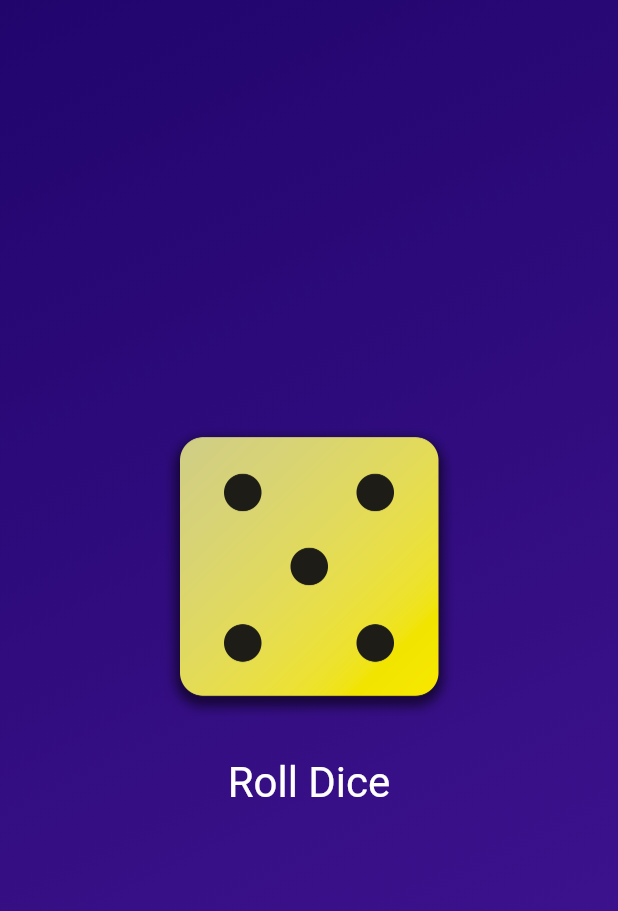
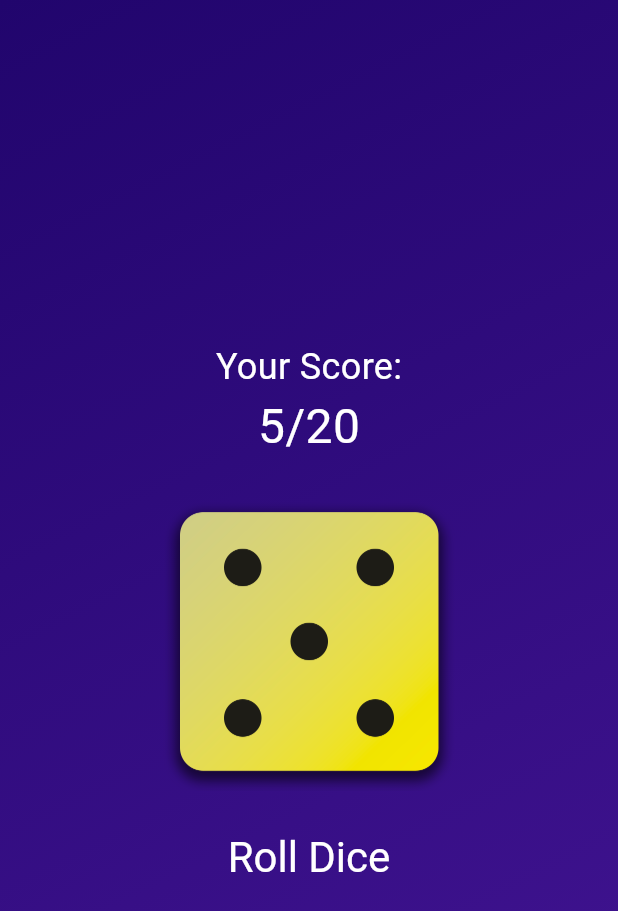
Before and after one commit to rogerchang1108/Dice-Rolling-App-with-Flutter, a Flutter app: the screen it shows after launch, after a tap on "Roll Dice", on a phone screen of 412 x 824 dp. Shown: the top 911 px of the screen. Run offline on Flutter 3.47's test engine with Material 3 defaults, Android fonts, the phone set to English and light mode, and no system bars.

Commit message:
Add Features: Score-count & replay

```diff
--- a/lib/dice_roller.dart
+++ b/lib/dice_roller.dart
@@ -15,26 +15,59 @@ class DiceRoller extends StatefulWidget {
 
 class _DiceRollerState extends State<DiceRoller> {
   var currentDiceRoll = 2;
+  int rollCount = 0;
+  List<int> diceRolls = List.filled(5, 0);
 
   void rollDice() {
     setState(() {
-      currentDiceRoll = randomizer.nextInt(6) + 1;
-      // print('${currentDiceRoll}');
+      if (rollCount < 5) {
+        currentDiceRoll = randomizer.nextInt(6) + 1;
+        // print('${currentDiceRoll}');
+        diceRolls[rollCount++] = currentDiceRoll;
+      }
+    });
+  }
+
+  void resetGame() {
+    setState(() {
+      currentDiceRoll = 2;
+      diceRolls = List.filled(5, 0);
+      rollCount = 0;
     });
   }
 
   @override
   Widget build(context) {
+    int totalScore = diceRolls.fold(0, (previousValue, element) => previousValue + element);
+    String message = '$totalScore/20';
+    String buttonText = rollCount < 5 ? 'Roll Dice' : 'Play again';
+
+
     return Column(
       mainAxisSize: MainAxisSize.min,
       children: [
+        const Text(
+          'Your Score:',
+          style: TextStyle(
+            fontSize: 24,
+            color: Colors.white,
+          ),
+        ),
+        Text(
+          message,
+          style: const TextStyle(
+            fontSize: 32,
+            color: Colors.white,
+          ),
+        ),
+        const SizedBox(height: 20),
         Image.asset(
           'assets/images/dice-$currentDiceRoll.png',
           width: 200,
         ),
         const SizedBox(height: 20),
         TextButton(
-          onPressed: rollDice,
+          onPressed: rollCount < 5 ? rollDice : resetGame,
           style: TextButton.styleFrom(
             // padding: const EdgeInsets.only(
             //   top: 20,
@@ -44,7 +77,7 @@ class _DiceRollerState extends State<DiceRoller> {
               fontSize: 28,
             ),
           ),
-          child: const StyledText('Roll Dice'),
+          child: StyledText(buttonText),
         )
       ],
     );
```
